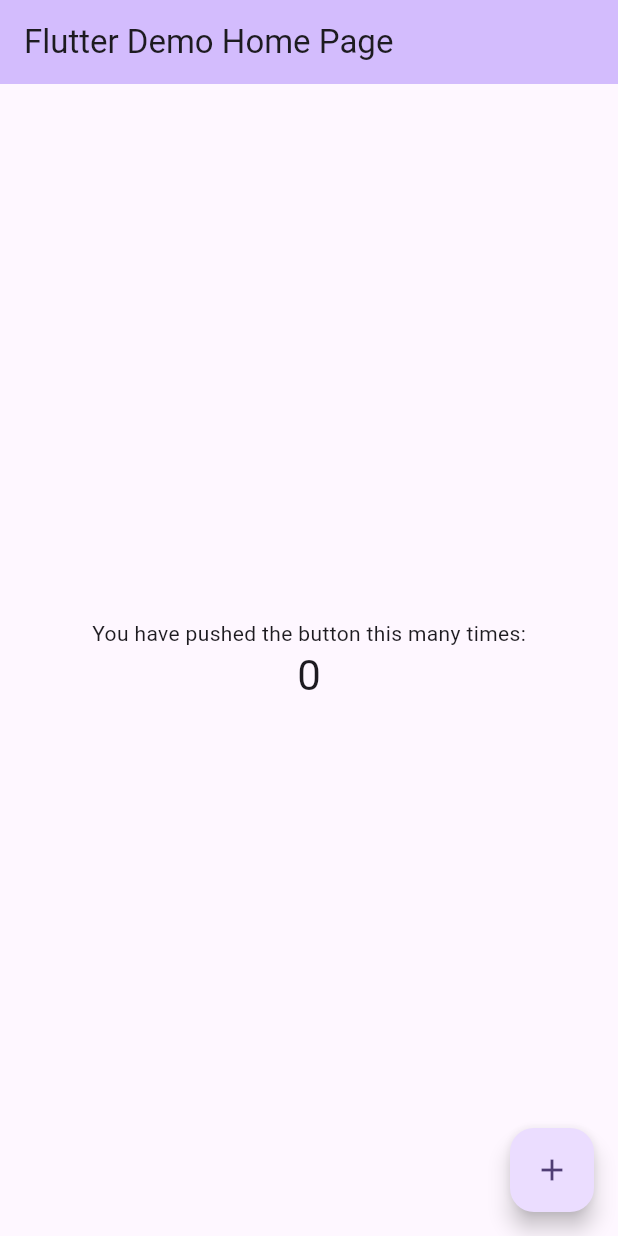
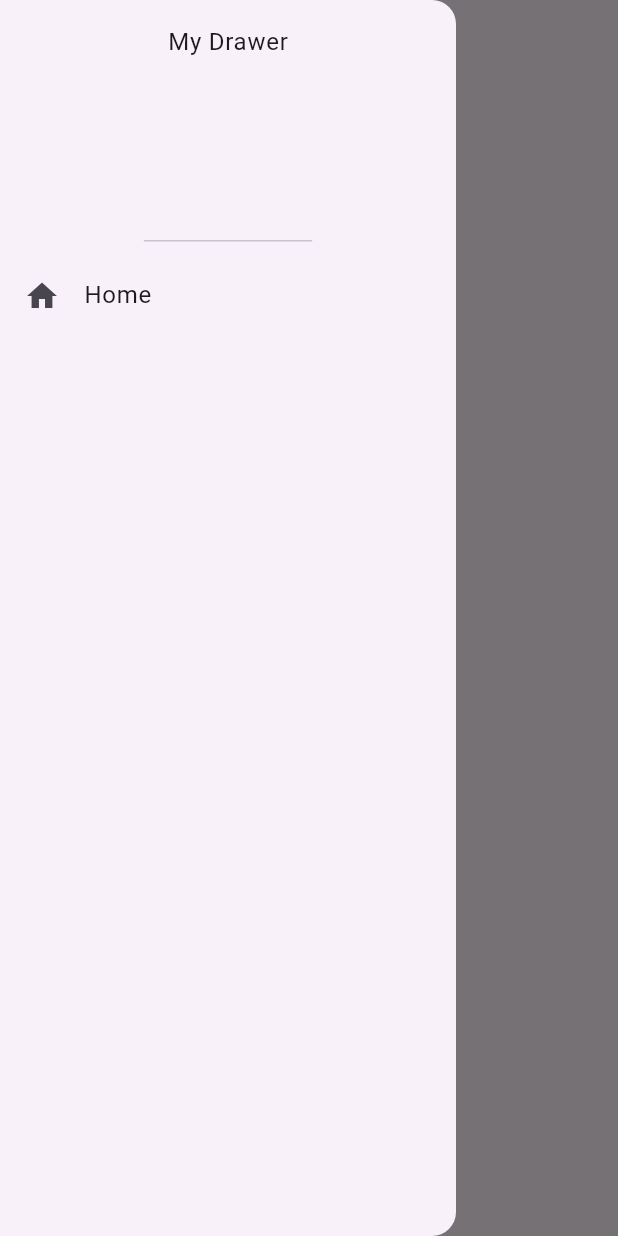
Before and after one commit to anhquantr123/flutter-learn-widgets, a Flutter app: the screen it shows after launch, with the side drawer open (before the commit the screen has no drawer), on a phone screen of 412 x 824 dp. Run offline on Flutter 3.47's test engine with Material 3 defaults, Android fonts, the phone set to English and light mode, and no system bars.

```diff
--- a/drawer/lib/main.dart
+++ b/drawer/lib/main.dart
@@ -1,3 +1,6 @@
+import 'package:drawer/screens/home_page.dart';
+import 'package:drawer/screens/main_page.dart';
+import 'package:drawer/screens/setting_page.dart';
 import 'package:flutter/material.dart';
 
 void main() {
@@ -11,115 +14,17 @@ class MyApp extends StatelessWidget {
   @override
   Widget build(BuildContext context) {
     return MaterialApp(
-      title: 'Flutter Demo',
+      title: 'Flutter Demo Drawer ',
       theme: ThemeData(
-        // This is the theme of your application.
-        //
-        // TRY THIS: Try running your application with "flutter run". You'll see
-        // the application has a purple toolbar. Then, without quitting the app,
-        // try changing the seedColor in the colorScheme below to Colors.green
-        // and then invoke "hot reload" (save your changes or press the "hot
-        // reload" button in a Flutter-supported IDE, or press "r" if you used
-        // the command line to start the app).
-        //
-        // Notice that the counter didn't reset back to zero; the application
-        // state is not lost during the reload. To reset the state, use hot
-        // restart instead.
-        //
-        // This works for code too, not just values: Most code changes can be
-        // tested with just a hot reload.
         colorScheme: ColorScheme.fromSeed(seedColor: Colors.deepPurple),
         useMaterial3: true,
       ),
-      home: const MyHomePage(title: 'Flutter Demo Home Page'),
+      debugShowCheckedModeBanner: false,
+      routes: {
+        '/home': (context) => const HomePage(),
+        '/setting': (context) => const SettingPage()
+      },
+      home: const MainPage(),
     );
   }
 }
-
-class MyHomePage extends StatefulWidget {
-  const MyHomePage({super.key, required this.title});
-
-  // This widget is the home page of your application. It is stateful, meaning
-  // that it has a State object (defined below) that contains fields that affect
-  // how it looks.
-
-  // This class is the configuration for the state. It holds the values (in this
-  // case the title) provided by the parent (in this case the App widget) and
-  // used by the build method of the State. Fields in a Widget subclass are
-  // always marked "final".
-
-  final String title;
-
-  @override
-  State<MyHomePage> createState() => _MyHomePageState();
-}
-
-class _MyHomePageState extends State<MyHomePage> {
-  int _counter = 0;
-
-  void _incrementCounter() {
-    setState(() {
-      // This call to setState tells the Flutter framework that something has
-      // changed in this State, which causes it to rerun the build method below
-      // so that the display can reflect the updated values. If we changed
-      // _counter without calling setState(), then the build method would not be
-      // called again, and so nothing would appear to happen.
-      _counter++;
-    });
-  }
-
-  @override
-  Widget build(BuildContext context) {
-    // This method is rerun every time setState is called, for instance as done
-    // by the _incrementCounter method above.
-    //
-    // The Flutter framework has been optimized to make rerunning build methods
-    // fast, so that you can just rebuild anything that needs updating rather
-    // than having to individually change instances of widgets.
-    return Scaffold(
-      appBar: AppBar(
-        // TRY THIS: Try changing the color here to a specific color (to
-        // Colors.amber, perhaps?) and trigger a hot reload to see the AppBar
-        // change color while the other colors stay the same.
-        backgroundColor: Theme.of(context).colorScheme.inversePrimary,
-        // Here we take the value from the MyHomePage object that was created by
-        // the App.build method, and use it to set our appbar title.
-        title: Text(widget.title),
-      ),
-      body: Center(
-        // Center is a layout widget. It takes a single child and positions it
-        // in the middle of the parent.
-        child: Column(
-          // Column is also a layout widget. It takes a list of children and
-          // arranges them vertically. By default, it sizes itself to fit its
-          // children horizontally, and tries to be as tall as its parent.
-          //
-          // Column has various properties to control how it sizes itself and
-          // how it positions its children. Here we use mainAxisAlignment to
-          // center the children vertically; the main axis here is the vertical
-          // axis because Columns are vertical (the cross axis would be
-          // horizontal).
-          //
-          // TRY THIS: Invoke "debug painting" (choose the "Toggle Debug Paint"
-          // action in the IDE, or press "p" in the console), to see the
-          // wireframe for each widget.
-          mainAxisAlignment: MainAxisAlignment.center,
-          children: <Widget>[
-            const Text(
-              'You have pushed the button this many times:',
-            ),
-            Text(
-              '$_counter',
-              style: Theme.of(context).textTheme.headlineMedium,
-            ),
-          ],
-        ),
-      ),
-      floatingActionButton: FloatingActionButton(
-        onPressed: _incrementCounter,
-        tooltip: 'Increment',
-        child: const Icon(Icons.add),
-      ), // This trailing comma makes auto-formatting nicer for build methods.
-    );
-  }
-}
--- a/drawer/lib/screens/home_page.dart
+++ b/drawer/lib/screens/home_page.dart
@@ -0,0 +1,20 @@
+import 'package:flutter/material.dart';
+
+class HomePage extends StatefulWidget {
+  const HomePage({super.key});
+
+  @override
+  State<HomePage> createState() => _HomePageState();
+}
+
+class _HomePageState extends State<HomePage> {
+  @override
+  Widget build(BuildContext context) {
+    return Scaffold(
+      appBar: AppBar(),
+      body: const Center(
+        child: Text("This is home page "),
+      ),
+    );
+  }
+}
--- a/drawer/lib/screens/main_page.dart
+++ b/drawer/lib/screens/main_page.dart
@@ -0,0 +1,34 @@
+import 'package:flutter/material.dart';
+
+class MainPage extends StatefulWidget {
+  const MainPage({super.key});
+
+  @override
+  State<MainPage> createState() => _MainPageState();
+}
+
+class _MainPageState extends State<MainPage> {
+  @override
+  Widget build(BuildContext context) {
+    return Scaffold(
+      appBar: AppBar(),
+      drawer: Drawer(
+        child: Column(
+          children: [
+            const DrawerHeader(child: Text("My Drawer")),
+            ListTile(
+              title: const Text("Home"),
+              leading: const Icon(Icons.home),
+              onTap: () {
+                Navigator.pushNamed(context, "/home");
+              },
+            )
+          ],
+        ),
+      ),
+      body: const Center(
+        child: Text("this is main page"),
+      ),
+    );
+  }
+}
```
